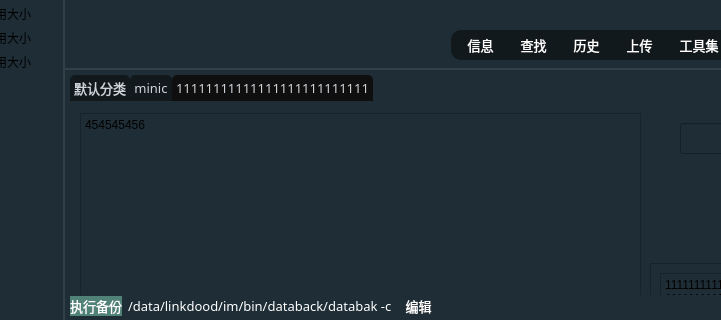
Before: the Qt Designer form sshwidget.ui in HuaGouFdog/Fdog-Kit, drawn with Qt 5; both pictures show x 105 to 826 and y 379 to 699 of the 1391 by 699 pixel window.
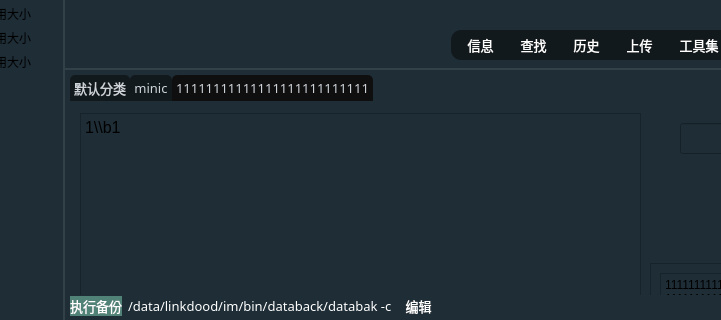
After: the same form once the commit is applied. The open tabs and pages were chosen to show the change. Icons and pictures are not drawn.

Commit message: 啥也没干

Diff of the .ui file:
```diff
--- a/sshwidget.ui
+++ b/sshwidget.ui
@@ -2226,7 +2226,7 @@
 &lt;html&gt;&lt;head&gt;&lt;meta name=&quot;qrichtext&quot; content=&quot;1&quot; /&gt;&lt;style type=&quot;text/css&quot;&gt;
 p, li { white-space: pre-wrap; }
 &lt;/style&gt;&lt;/head&gt;&lt;body style=&quot; font-family:'SimSun'; font-size:9pt; font-weight:400; font-style:normal;&quot;&gt;
-&lt;p style=&quot; margin-top:0px; margin-bottom:0px; margin-left:0px; margin-right:0px; -qt-block-indent:0; text-indent:0px;&quot;&gt;454545456&lt;/p&gt;&lt;/body&gt;&lt;/html&gt;</string>
+&lt;p style=&quot; margin-top:0px; margin-bottom:0px; margin-left:0px; margin-right:0px; -qt-block-indent:0; text-indent:0px;&quot;&gt;&lt;span style=&quot; font-family:'Cascadia Mono,OPPOSans B'; font-size:12pt;&quot;&gt;1\\b1&lt;/span&gt;&lt;/p&gt;&lt;/body&gt;&lt;/html&gt;</string>
               </property>
              </widget>
              <widget class="QScrollArea" name="scrollArea_2">
```
Left out of the diff: 4 changed lines with no effect on the pictures. The commit also changes 2 other files.
